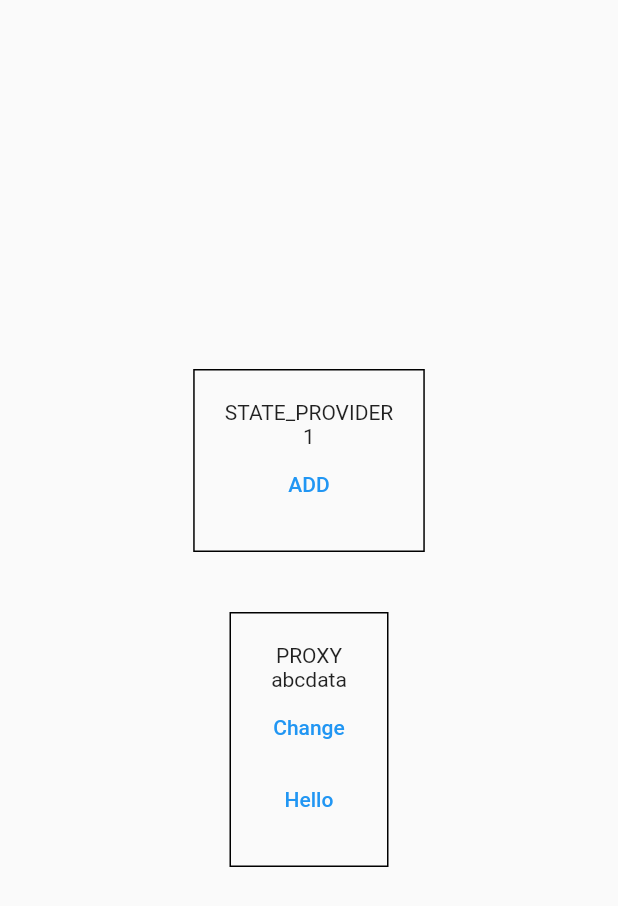
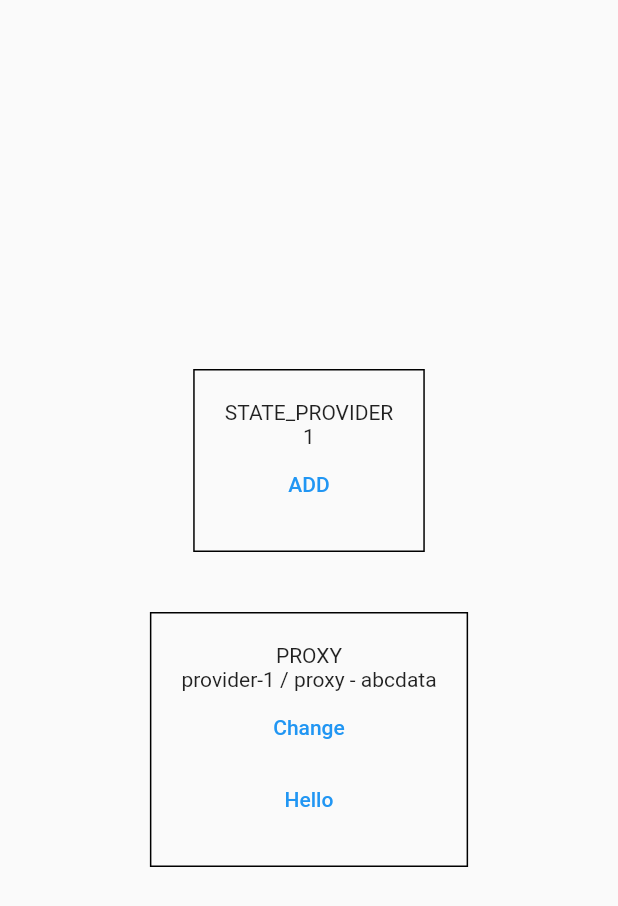
Before and after one commit to saanghyuk/flutter-nodejs-study, a Flutter app: the Main widget shown alone on an empty page, opened directly, after a tap on "Change", on a phone screen of 412 x 824 dp. Shown: the top 906 px of the screen. Run offline on Flutter 3.47's test engine with Material 2 defaults, Android fonts, the phone set to English and light mode, and no system bars; statements that could not run were skipped.

Commit message:
before review

```diff
--- a/lib/main.dart
+++ b/lib/main.dart
@@ -12,39 +12,30 @@ class StateProvider with ChangeNotifier{
 
 class StateProxyProvider with ChangeNotifier{
   final StateProvider stateProvider;
-  final String? dataSet;
-  StateProxyProvider({required this.dataSet, required this.stateProvider}){
-    if(dataSet != null){
-      // dataset이 null이면, "abc", 아니면 dataSet이 들어가야 한다.
-      this._data = dataSet!;
+  final StateProxyProvider? previous;
+
+  StateProxyProvider({required this.previous, required this.stateProvider}){
+    print("%%%%%%%%%%%%%%%%%%%%%");
+    print("inside constructor");
+    print("%%%%%%%%%%%%%%%%%%%%%");
+    if(previous?._data != null){
+      print("inside if");
+      print(previous!._data);
+      this._data = previous!._data;
     }
   }
+  String _data = "abc";
 
-  String _data = "abc";
-  String get data => this._data;
+  String get data => "provider-${this.stateProvider.number} / proxy - ${this._data}";
 
   void changeData(String data){
     print("======================");
-    // 제대로 출력이 안됨. 왜 계속 똑같은게 나오지?
+    print(previous?._data);
     print(_data);
-    // 계속 유지되고 있을꺼고.
-    print(stateProvider.number);
-    // null이 아니면, "abc+data"
-    // print(previous?._data);
-    //
-    // print(previous?.data);
     print("======================");
 
-    // 주석 풀면, _data => abcdata가 안달라짐
-    // 전역 provider의 increase호출하면서, proxy provider의 값이 계속 리셋되고 있는 듯.
-    // 그럼 여기서 같이 호출을 하면 안된다는 것 같은데. 만약 하려면, previous를 써야할듯. 근데 그건 또 출력이 안됨ㅋㅋㅋ
-    // update할때 아래 update함수를 불러주는게 아닌가?
-    // this.stateProvider.increase();
     this._data += data;
     this.stateProvider.increase();
-
-
-    // notifylistener 가 호출되면 proxy provider의 업데이트가 호출된다.
     this.notifyListeners();
   }
 }
@@ -72,10 +63,9 @@ class Main extends StatelessWidget {
 
   @override
   Widget build(BuildContext context) => ChangeNotifierProxyProvider<StateProvider, StateProxyProvider>(
-      create: (context) => StateProxyProvider(dataSet: null, stateProvider: Provider.of<StateProvider>(context, listen: false)),
-      update: (BuildContext context, StateProvider value, StateProxyProvider? previous) {
-
-        return StateProxyProvider(dataSet: previous?.data, stateProvider: value);
+      create: (context) => StateProxyProvider(previous: null, stateProvider: Provider.of<StateProvider>(context, listen: false)),
+      update: (BuildContext context, StateProvider value, StateProxyProvider? previous){
+        return StateProxyProvider(previous: previous!, stateProvider: value);
       },
       child: MainPage()
   );
@@ -207,7 +197,6 @@ class TestScreen extends StatelessWidget {
     );
   }
 }
-
 
 //
 // import 'package:flutter/material.dart';
--- a/lib/myBuilder.dart
+++ b/lib/myBuilder.dart
@@ -5,8 +5,8 @@ class MyBuilderPage extends StatelessWidget {
 
   Future<int> init() async {
     await Future.delayed(Duration(seconds: 3));
-    throw 123;
-    // return 123;
+    // throw 123;
+    return 123;
   }
 
   @override
```
Lines whose indentation alone changed are shown as unchanged.
